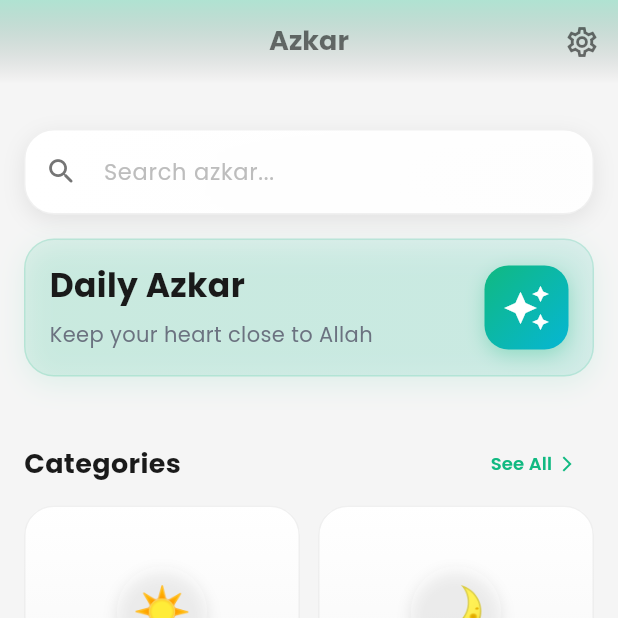
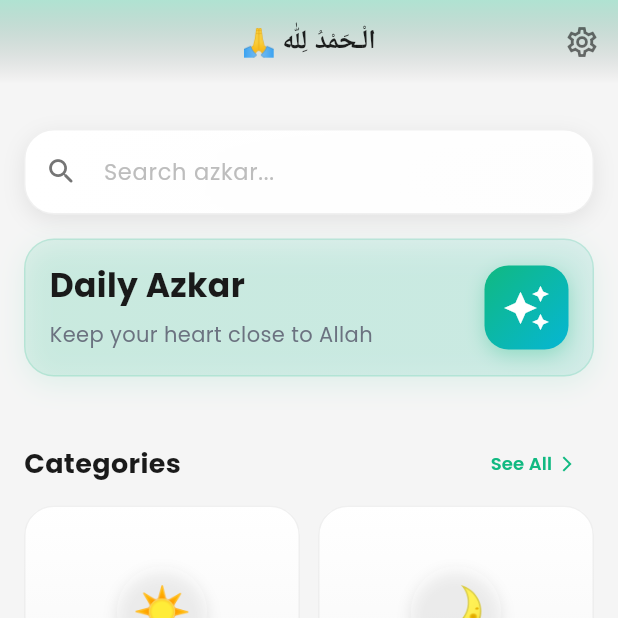
Before and after one commit to khaledebied/bling_azkar, a Flutter app: the screen it shows after launch, on a phone screen of 412 x 824 dp, the top half of it. Run offline on Flutter 3.47's test engine with Material 3 defaults, Android fonts, the phone set to English and light mode, and no system bars; our stand-ins replace dio, flutter_local_notifications, flutter_riverpod, freezed_annotation, geolocator, google_fonts and 8 more; missing offline and left inert: audio_session, flutter_qiblah, quran_library; accounts and stored records are empty; Roboto replaces fonts that are missing (Cairo); statements that could not run were skipped.

Commit message:
refactor: Integrate AnimatedZikrHeader into HomeScreen for improved UI dynamics
- Replaced static title with AnimatedZikrHeader to enhance visual appeal and interactivity
- Adjusted layout and styling for better consistency and readability across light and dark modes
- Refined padding and decoration properties for a more polished appearance

```diff
--- a/lib/src/presentation/screens/home_screen.dart
+++ b/lib/src/presentation/screens/home_screen.dart
@@ -7,6 +7,7 @@ import '../../utils/localizations.dart';
 import '../widgets/category_card.dart';
 import '../widgets/floating_playlist_player.dart';
 import '../widgets/category_audio_bottom_sheet.dart';
+import '../widgets/animated_zikr_header.dart';
 import '../providers/search_providers.dart';
 import '../providers/azkar_providers.dart';
 import '../../data/services/playlist_service.dart';
@@ -55,12 +56,8 @@ class _HomeScreenState extends ConsumerState<HomeScreen> {
           backgroundColor: Colors.transparent,
           elevation: 0,
           automaticallyImplyLeading: false,
-          title: Text(
-            l10n.azkar,
-            style: AppTheme.titleMedium.copyWith(
-              color: isDarkMode ? Colors.white.withValues(alpha: 0.9) : Colors.black54,
-              fontWeight: FontWeight.bold,
-            ),
+          title: AnimatedZikrHeader(
+            isDarkMode: isDarkMode,
           ),
           centerTitle: true,
           actions: [
--- /dev/null
+++ b/lib/src/presentation/widgets/animated_zikr_header.dart
@@ -0,0 +1,94 @@
+import 'dart:async';
+import 'package:flutter/material.dart';
+import '../../utils/theme.dart';
+
+class AnimatedZikrHeader extends StatefulWidget {
+  final bool isDarkMode;
+
+  const AnimatedZikrHeader({
+    super.key,
+    required this.isDarkMode,
+  });
+
+  @override
+  State<AnimatedZikrHeader> createState() => _AnimatedZikrHeaderState();
+}
+
+class _AnimatedZikrHeaderState extends State<AnimatedZikrHeader>
+    with SingleTickerProviderStateMixin {
+  final List<String> zikrList = [
+    "🤲 سُبْحَانَ اللّٰه",
+    "🙏 الْـحَمْدُ لِلّٰه",
+    "🔥 اللّٰهُ أَكْبَر",
+    "☝️ لَا إِلَهَ إِلَّا اللّٰه",
+    "💜 أَسْتَغْفِرُ اللّٰه",
+    "🌙 اللّٰهُمَّ صَلِّ عَلَى مُحَمَّد",
+    "✨ سُبْحَانَ اللّٰهِ وَبِحَمْدِهِ",
+    "🏔️ سُبْحَانَ اللّٰهِ الْعَظِيم",
+    "💚 حَسْبِيَ اللّٰهُ لَا إِلَهَ إِلَّا هُو",
+    "🌸 لَا حَوْلَ وَلَا قُوَّةَ إِلَّا بِاللّٰه",
+  ];
+
+  int _currentIndex = 0;
+  Timer? _timer;
+
+  @override
+  void initState() {
+    super.initState();
+    _startAnimation();
+  }
+
+  void _startAnimation() {
+    // Change zikr every 3 seconds
+    _timer = Timer.periodic(const Duration(seconds: 3), (timer) {
+      if (mounted) {
+        setState(() {
+          _currentIndex = (_currentIndex + 1) % zikrList.length;
+        });
+      }
+    });
+  }
+
+  @override
+  void dispose() {
+    _timer?.cancel();
+    super.dispose();
+  }
+
+  @override
+  Widget build(BuildContext context) {
+    return AnimatedSwitcher(
+      duration: const Duration(milliseconds: 600),
+      transitionBuilder: (Widget child, Animation<double> animation) {
+        return FadeTransition(
+          opacity: animation,
+          child: SlideTransition(
+            position: Tween<Offset>(
+              begin: const Offset(0.0, 0.3),
+              end: Offset.zero,
+            ).animate(CurvedAnimation(
+              parent: animation,
+              curve: Curves.easeOutCubic,
+            )),
+            child: child,
+          ),
+        );
+      },
+      child: Text(
+        zikrList[_currentIndex],
+        key: ValueKey<String>(zikrList[_currentIndex]),
+        style: AppTheme.arabicMedium.copyWith(
+          fontSize: 18,
+          color: widget.isDarkMode
+              ? Colors.white.withValues(alpha: 0.95)
+              : Colors.black87,
+          fontWeight: FontWeight.w600,
+          height: 1.4,
+        ),
+        textAlign: TextAlign.center,
+        maxLines: 1,
+        overflow: TextOverflow.ellipsis,
+      ),
+    );
+  }
+}
```
Lines whose indentation alone changed are shown as unchanged.
